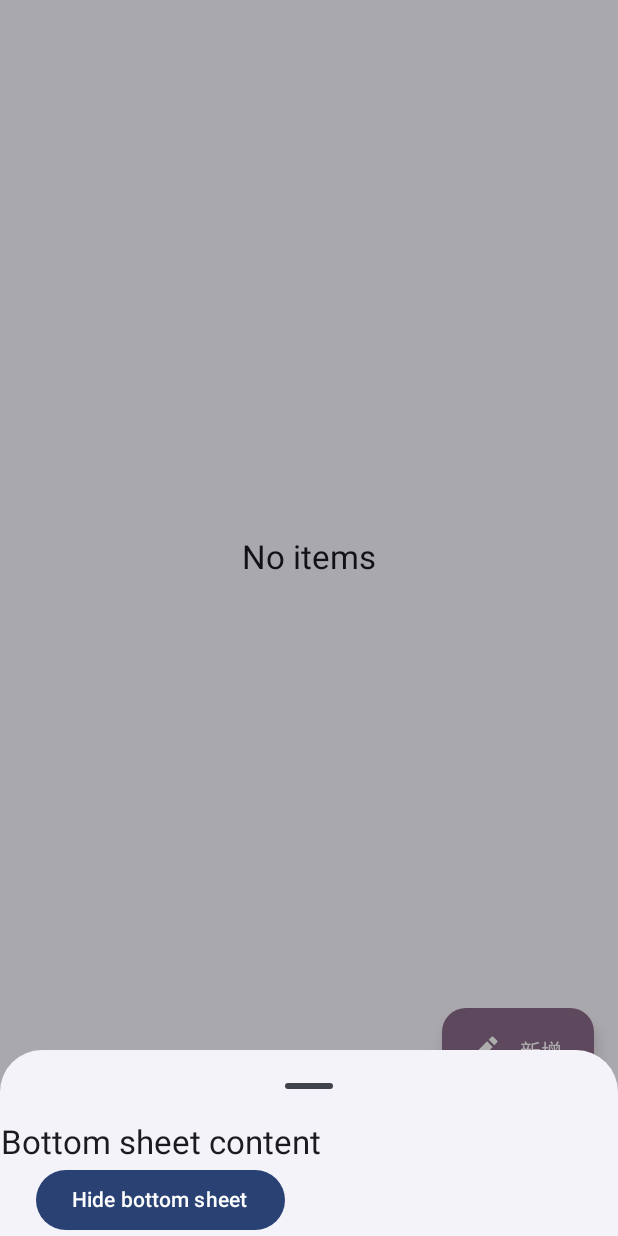
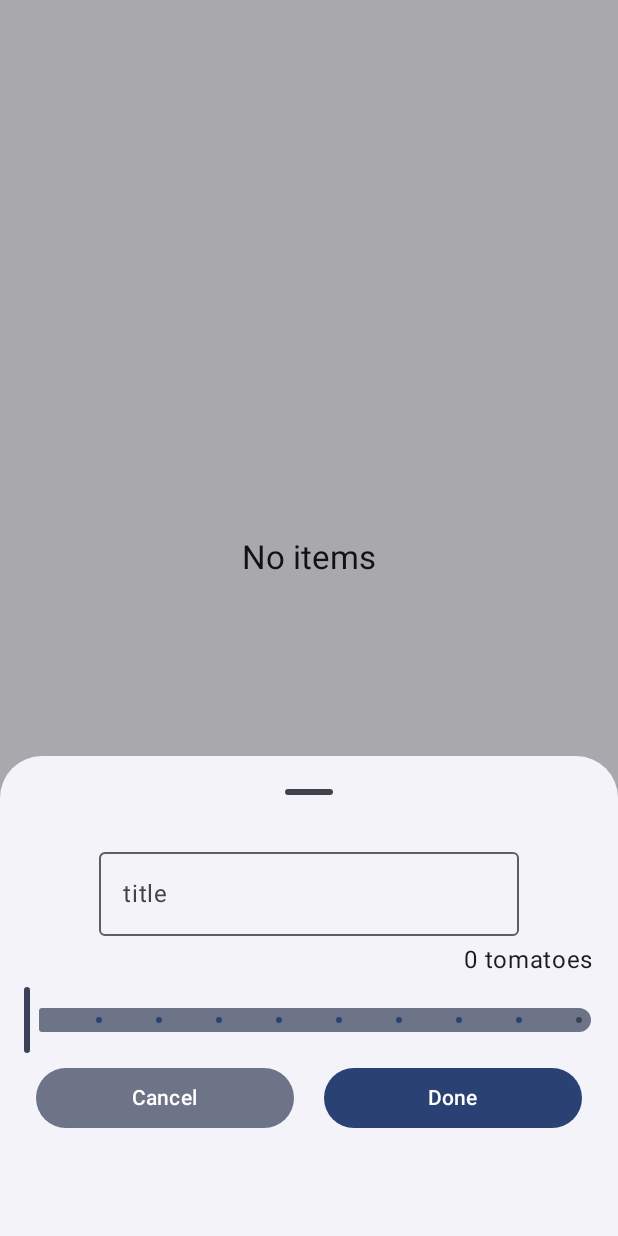
Before and after one commit to brianchou452/Tomatoes, an Android app built with Jetpack Compose: the TodoScreen screen opened through its navigation route, after a tap on "新增", on a phone screen of 412 x 824 dp. Run offline under Robolectric (Android 15) with nearby library versions, the phone set to English and light mode, and no system bars; our stand-ins replace Dagger/Hilt's generated code, Firebase (no records; nobody signed in at launch, a user with empty details on screens opened directly); 1 statement that could not run was skipped; 1 other tap on this screen came first.

Commit message:
feat: 🎸 新增 Todo 並儲存至 Firestore

```diff
--- a/app/build.gradle.kts
+++ b/app/build.gradle.kts
@@ -72,6 +72,7 @@ dependencies {
     implementation(libs.hilt.android)
     implementation(libs.firebase.messaging)
     implementation(libs.accompanist.permissions)
+    implementation(libs.androidx.lifecycle.runtime.compose)
     ksp(libs.hilt.android.compiler)
     implementation(libs.firebase.crashlytics)
     implementation(libs.firebase.perf)
--- a/app/src/main/AndroidManifest.xml
+++ b/app/src/main/AndroidManifest.xml
@@ -18,6 +18,7 @@
         <activity
             android:name=".MainActivity"
             android:exported="true"
+            android:windowSoftInputMode="adjustResize"
             android:theme="@style/Theme.Tomatoes">
             <intent-filter>
                 <action android:name="android.intent.action.MAIN" />
--- a/app/src/main/java/cc/seaotter/tomatoes/MainActivity.kt
+++ b/app/src/main/java/cc/seaotter/tomatoes/MainActivity.kt
@@ -3,7 +3,10 @@ package cc.seaotter.tomatoes
 import android.os.Bundle
 import androidx.activity.ComponentActivity
 import androidx.activity.compose.setContent
+import androidx.activity.enableEdgeToEdge
+import androidx.compose.foundation.layout.Box
 import androidx.compose.foundation.layout.fillMaxSize
+import androidx.compose.foundation.layout.safeDrawingPadding
 import androidx.compose.material3.MaterialTheme
 import androidx.compose.material3.Surface
 import androidx.compose.runtime.Composable
@@ -17,6 +20,9 @@ import dagger.hilt.android.AndroidEntryPoint
 class MainActivity : ComponentActivity() {
     override fun onCreate(savedInstanceState: Bundle?) {
         super.onCreate(savedInstanceState)
+
+        enableEdgeToEdge()
+
         setContent {
             // Fixme: 沒有正確的顯示自訂主題
             TomatoesTheme {
@@ -25,7 +31,9 @@ class MainActivity : ComponentActivity() {
                     modifier = Modifier.fillMaxSize(),
                     color = MaterialTheme.colorScheme.background
                 ) {
-                    TomatoesApp()
+                    Box(Modifier.safeDrawingPadding()) {
+                        TomatoesApp()
+                    }
                 }
             }
         }
--- /dev/null
+++ b/app/src/main/java/cc/seaotter/tomatoes/data/Todo.kt
@@ -0,0 +1,16 @@
+package cc.seaotter.tomatoes.data
+
+import com.google.firebase.firestore.DocumentId
+import com.google.firebase.firestore.ServerTimestamp
+import java.util.Date
+
+
+data class Todo(
+    @DocumentId val id: String = "",
+    @ServerTimestamp val createdAt: Date = Date(),
+    var title: String = "",
+    val numOfTomatoes: Int = 0,
+    val durationPerTomato: Long = 0,
+    val completed: Boolean = false,
+    val userId: String = ""
+)
--- /dev/null
+++ b/app/src/main/java/cc/seaotter/tomatoes/data/service/DatabaseService.kt
@@ -0,0 +1,12 @@
+package cc.seaotter.tomatoes.data.service
+
+import cc.seaotter.tomatoes.data.Todo
+import kotlinx.coroutines.flow.Flow
+
+interface DatabaseService {
+    val todos: Flow<List<Todo>>
+    suspend fun getTodo(todoId: String): Todo?
+    suspend fun save(todo: Todo): String
+    suspend fun update(todo: Todo)
+    suspend fun delete(todoId: String)
+}
--- /dev/null
+++ b/app/src/main/java/cc/seaotter/tomatoes/data/service/impl/DatabaseServiceImpl.kt
@@ -0,0 +1,65 @@
+package cc.seaotter.tomatoes.data.service.impl
+
+import cc.seaotter.tomatoes.data.Todo
+import cc.seaotter.tomatoes.data.service.AccountService
+import cc.seaotter.tomatoes.data.service.DatabaseService
+import cc.seaotter.tomatoes.data.service.trace
+import com.google.firebase.firestore.FirebaseFirestore
+import com.google.firebase.firestore.Query
+import com.google.firebase.firestore.dataObjects
+import com.google.firebase.firestore.toObject
+import kotlinx.coroutines.ExperimentalCoroutinesApi
+import kotlinx.coroutines.flow.Flow
+import kotlinx.coroutines.flow.flatMapLatest
+import kotlinx.coroutines.tasks.await
+import javax.inject.Inject
+
+
+class DatabaseServiceImpl @Inject constructor(
+    private val firestore: FirebaseFirestore,
+    private val auth: AccountService
+) : DatabaseService {
+
+    private val collection
+        get() = firestore.collection(TODO_COLLECTION)
+            .whereEqualTo(USER_ID_FIELD, auth.currentUserId)
+
+    @OptIn(ExperimentalCoroutinesApi::class)
+    override val todos: Flow<List<Todo>>
+        get() =
+            auth.currentUser.flatMapLatest { user ->
+                firestore
+                    .collection(TODO_COLLECTION)
+                    .whereEqualTo(USER_ID_FIELD, user.id)
+                    .orderBy(CREATED_AT_FIELD, Query.Direction.DESCENDING)
+                    .dataObjects()
+            }
+
+    override suspend fun getTodo(todoId: String): Todo? =
+        firestore.collection(TODO_COLLECTION).document(todoId).get().await().toObject()
+
+    override suspend fun save(todo: Todo): String =
+        trace(SAVE_TASK_TRACE) {
+            val updatedTodo = todo.copy(userId = auth.currentUserId)
+            firestore.collection(TODO_COLLECTION).add(updatedTodo).await().id
+        }
+
+    override suspend fun update(todo: Todo): Unit =
+        trace(UPDATE_TASK_TRACE) {
+            firestore.collection(TODO_COLLECTION).document(todo.id).set(todo).await()
+        }
+
+    override suspend fun delete(todoId: String) {
+        firestore.collection(TODO_COLLECTION).document(todoId).delete().await()
+    }
+
+
+    companion object {
+        private const val USER_ID_FIELD = "userId"
+        private const val COMPLETED_FIELD = "completed"
+        private const val CREATED_AT_FIELD = "createdAt"
+        private const val TODO_COLLECTION = "todos"
+        private const val SAVE_TASK_TRACE = "saveTodo"
+        private const val UPDATE_TASK_TRACE = "updateTodo"
+    }
+}
--- a/app/src/main/java/cc/seaotter/tomatoes/data/service/module/FirebaseModule.kt
+++ b/app/src/main/java/cc/seaotter/tomatoes/data/service/module/FirebaseModule.kt
@@ -16,10 +16,14 @@ object FirebaseModule {
     @Provides
     fun auth(): FirebaseAuth {
         val auth = Firebase.auth
-//        auth.useEmulator("192.168.1.109", 4000)
+//        auth.useEmulator("192.168.1.185", 9099)
         return auth
     }
 
     @Provides
-    fun firestore(): FirebaseFirestore = Firebase.firestore
+    fun firestore(): FirebaseFirestore {
+        val firestore = Firebase.firestore
+        firestore.useEmulator("192.168.1.185", 8080)
+        return firestore
+    }
 }
--- a/app/src/main/java/cc/seaotter/tomatoes/data/service/module/ServiceModule.kt
+++ b/app/src/main/java/cc/seaotter/tomatoes/data/service/module/ServiceModule.kt
@@ -1,8 +1,10 @@
 package cc.seaotter.tomatoes.data.service.module
 
 import cc.seaotter.tomatoes.data.service.AccountService
+import cc.seaotter.tomatoes.data.service.DatabaseService
 import cc.seaotter.tomatoes.data.service.LogService
 import cc.seaotter.tomatoes.data.service.impl.AccountServiceImpl
+import cc.seaotter.tomatoes.data.service.impl.DatabaseServiceImpl
 import cc.seaotter.tomatoes.data.service.impl.LogServiceImpl
 import dagger.Binds
 import dagger.Module
@@ -17,4 +19,7 @@ abstract class ServiceModule {
 
     @Binds
     abstract fun provideLogService(impl: LogServiceImpl): LogService
+
+    @Binds
+    abstract fun provideDatabaseService(impl: DatabaseServiceImpl): DatabaseService
 }
--- a/app/src/main/java/cc/seaotter/tomatoes/ui/todo/TodoScreen.kt
+++ b/app/src/main/java/cc/seaotter/tomatoes/ui/todo/TodoScreen.kt
@@ -1,23 +1,35 @@
 package cc.seaotter.tomatoes.ui.todo
 
+import androidx.compose.foundation.layout.Arrangement
 import androidx.compose.foundation.layout.Column
+import androidx.compose.foundation.layout.ExperimentalLayoutApi
 import androidx.compose.foundation.layout.PaddingValues
+import androidx.compose.foundation.layout.Row
 import androidx.compose.foundation.layout.Spacer
 import androidx.compose.foundation.layout.WindowInsets
 import androidx.compose.foundation.layout.asPaddingValues
 import androidx.compose.foundation.layout.calculateEndPadding
 import androidx.compose.foundation.layout.fillMaxSize
+import androidx.compose.foundation.layout.fillMaxWidth
+import androidx.compose.foundation.layout.imeAnimationSource
+import androidx.compose.foundation.layout.imePadding
 import androidx.compose.foundation.layout.padding
 import androidx.compose.foundation.layout.safeDrawing
+import androidx.compose.foundation.lazy.LazyColumn
+import androidx.compose.foundation.lazy.items
 import androidx.compose.material.icons.Icons
 import androidx.compose.material.icons.filled.Edit
 import androidx.compose.material3.Button
+import androidx.compose.material3.ButtonDefaults
 import androidx.compose.material3.ExperimentalMaterial3Api
 import androidx.compose.material3.ExtendedFloatingActionButton
 import androidx.compose.material3.Icon
 import androidx.compose.material3.MaterialTheme
 import androidx.compose.material3.ModalBottomSheet
+import androidx.compose.material3.OutlinedTextField
 import androidx.compose.material3.Scaffold
+import androidx.compose.material3.Slider
+import androidx.compose.material3.SliderDefaults
 import androidx.compose.material3.Text
 import androidx.compose.material3.rememberModalBottomSheetState
 import androidx.compose.runtime.Composable
@@ -31,22 +43,41 @@ import androidx.compose.ui.Modifier
 import androidx.compose.ui.platform.LocalLayoutDirection
 import androidx.compose.ui.res.stringResource
 import androidx.compose.ui.text.style.TextAlign
+import androidx.compose.ui.tooling.preview.Preview
 import androidx.compose.ui.unit.dp
+import androidx.hilt.navigation.compose.hiltViewModel
+import androidx.lifecycle.compose.collectAsStateWithLifecycle
 import cc.seaotter.tomatoes.R
+import cc.seaotter.tomatoes.data.Todo
 import kotlinx.coroutines.launch
 
 
-@OptIn(ExperimentalMaterial3Api::class)
+@OptIn(ExperimentalMaterial3Api::class, ExperimentalLayoutApi::class)
 @Composable
-fun TodoScreen() {
+fun TodoScreen(
+    viewModel: TodoViewModel = hiltViewModel()
+) {
+
+    val todos = viewModel.todos.collectAsStateWithLifecycle(emptyList())
     val sheetState = rememberModalBottomSheetState()
     val scope = rememberCoroutineScope()
     var showBottomSheet by remember { mutableStateOf(false) }
 
+    fun hideSheet() {
+        scope.launch { sheetState.hide() }.invokeOnCompletion {
+            if (!sheetState.isVisible) {
+                showBottomSheet = false
+            }
+        }
+    }
+
     Scaffold(
         floatingActionButton = {
             ExtendedFloatingActionButton(
-                onClick = { showBottomSheet = true },
+                onClick = {
+                    showBottomSheet = true
+                    scope.launch { sheetState.expand() }
+                },
                 icon = { Icon(Icons.Filled.Edit, "Extended floating action button.") },
                 text = { Text(text = stringResource(id = R.string.new_todo_button)) },
                 modifier = Modifier
@@ -60,39 +91,25 @@ fun TodoScreen() {
         },
     ) { innerPadding ->
         TodoBody(
+            todos = todos.value,
+            onTodoChange = viewModel::onTodoChange,
             modifier = Modifier.fillMaxSize(),
             contentPadding = innerPadding,
         )
+
         if (showBottomSheet) {
             ModalBottomSheet(
                 onDismissRequest = {
                     showBottomSheet = false
                 },
                 sheetState = sheetState,
+                windowInsets = WindowInsets.imeAnimationSource,
+                modifier = Modifier.imePadding()
             ) {
-                // Sheet content
-                Column(
-                    modifier = Modifier.padding(
-                        end = WindowInsets.safeDrawing.asPaddingValues()
-                            .calculateEndPadding(LocalLayoutDirection.current)
-                    ),
-                    horizontalAlignment = Alignment.CenterHorizontally
-                ) {
-                    Text(
-                        text = "Bottom sheet content",
-                        style = MaterialTheme.typography.titleLarge,
-                        textAlign = TextAlign.Center,
-                    )
-                    Button(onClick = {
-                        scope.launch { sheetState.hide() }.invokeOnCompletion {
-                            if (!sheetState.isVisible) {
-                                showBottomSheet = false
-                            }
-                        }
-                    }) {
-                        Text("Hide bottom sheet")
-                    }
-                }
+                AddTodoForm(
+                    hideSheet = ::hideSheet,
+                    viewModel = viewModel
+                )
             }
         }
     }
@@ -100,8 +117,34 @@ fun TodoScreen() {
 
 @Composable
 private fun TodoBody(
+    todos: List<Todo>,
+    onTodoChange: (Todo) -> Unit,
     modifier: Modifier = Modifier,
     contentPadding: PaddingValues = PaddingValues(0.dp),
+) {
+    if (todos.isEmpty()) {
+        ListEmpty(modifier = modifier)
+    } else {
+        LazyColumn(
+            modifier = modifier,
+            contentPadding = contentPadding,
+        ) {
+            items(todos, key = { it.id }) { todoItem ->
+                TodoItem(
+                    todo = todoItem,
+                    onCheckChange = {
+                        val todo = todoItem.copy(completed = !todoItem.completed)
+                        onTodoChange(todoItem.copy(completed = todo.completed))
+                    },
+                )
+            }
+        }
+    }
+}
+
+@Composable
+fun ListEmpty(
+    modifier: Modifier = Modifier,
 ) {
     Column(
         horizontalAlignment = Alignment.CenterHorizontally,
@@ -117,3 +160,84 @@ private fun TodoBody(
         Spacer(modifier = Modifier.weight(1f))
     }
 }
+
+@Composable
+fun AddTodoForm(
+    hideSheet: () -> Unit,
+    viewModel: TodoViewModel
+) {
+    val todo = remember { mutableStateOf(Todo()) }
+
+    Column(
+        modifier = Modifier.padding(16.dp),
+        horizontalAlignment = Alignment.CenterHorizontally,
+        verticalArrangement = Arrangement.spacedBy(4.dp, Alignment.Top)
+    ) {
+        OutlinedTextField(
+            singleLine = true,
+            value = todo.value.title,
+            onValueChange = { todo.value = todo.value.copy(title = it) },
+            placeholder = { Text("title") }
+        )
+
+        Row {
+            Spacer(modifier = Modifier.weight(1f))
+            Text(text = todo.value.numOfTomatoes.toString() + " tomatoes")
+        }
+        Slider(
+            value = todo.value.numOfTomatoes.toFloat(),
+            onValueChange = { todo.value = todo.value.copy(numOfTomatoes = it.toInt()) },
+            colors = SliderDefaults.colors(
+                thumbColor = MaterialTheme.colorScheme.secondary,
+                activeTrackColor = MaterialTheme.colorScheme.secondary,
+                inactiveTrackColor = MaterialTheme.colorScheme.secondaryContainer,
+            ),
+            steps = 8,
+            valueRange = 1f..10f
+        )
+
+        // TODO: 新增類別選擇 Chips
+
+        Row(
+            modifier = Modifier
+                .fillMaxWidth(),
+            horizontalArrangement = Arrangement.spacedBy(4.dp),
+            verticalAlignment = Alignment.CenterVertically
+        ) {
+            Button(
+                onClick = {
+                    hideSheet()
+                },
+                colors = ButtonDefaults.buttonColors(
+                    containerColor = MaterialTheme.colorScheme.secondaryContainer,
+                    contentColor = MaterialTheme.colorScheme.onSecondaryContainer
+                ),
+                modifier = Modifier
+                    .weight(1f)
+                    .padding(horizontal = 8.dp)
+            ) {
+                Text("Cancel")
+            }
+            Button(
+                onClick = {
+                    viewModel.addTodo(todo.value)
+                    hideSheet()
+                },
+                modifier = Modifier
+                    .weight(1f)
+                    .padding(horizontal = 8.dp)
+            ) {
+                Text("Done")
+            }
+        }
+        Spacer(
+            modifier = Modifier.padding(24.dp)
+        )
+    }
+}
+
+@Composable
+@Preview
+fun TodoScreenPreview() {
+    TodoScreen()
+}
--- /dev/null
+++ b/app/src/main/java/cc/seaotter/tomatoes/ui/todo/TodoViewModel.kt
@@ -0,0 +1,30 @@
+package cc.seaotter.tomatoes.ui.todo
+
+import cc.seaotter.tomatoes.data.Todo
+import cc.seaotter.tomatoes.data.service.DatabaseService
+import cc.seaotter.tomatoes.data.service.LogService
+import cc.seaotter.tomatoes.ui.TomatoesViewModel
+import dagger.hilt.android.lifecycle.HiltViewModel
+import javax.inject.Inject
+
+@HiltViewModel
+class TodoViewModel @Inject constructor(
+    logService: LogService,
+    private val databaseService: DatabaseService
+) : TomatoesViewModel(logService) {
+    val todos = databaseService.todos
+
+
+    fun addTodo(todo: Todo) {
+        launchCatching {
+            databaseService.save(todo)
+        }
+    }
+
+    fun onTodoChange(todo: Todo) {
+        launchCatching {
+            databaseService.update(todo)
+        }
+    }
+
+}
--- a/gradle/libs.versions.toml
+++ b/gradle/libs.versions.toml
@@ -24,6 +24,7 @@ googleServices = "4.4.1"
 firebaseCrashlyticsPlugin = "2.9.9"
 firebaseMessagingKtx = "24.0.0"
 accompanistPermissions = "0.35.0-alpha"
+lifecycleRuntimeCompose = "2.7.0"
 # https://github.com/firebase/firebase-android-sdk/issues/5925 3.0.0 is not working
 
 [libraries]
@@ -54,6 +55,7 @@ hilt-android-compiler = { group = "com.google.dagger", name = "hilt-android-comp
 androidx-hilt-navigation-compose = { group = "androidx.hilt", name = "hilt-navigation-compose", version.ref = "hiltNavigationCompose" }
 firebase-messaging = { group = "com.google.firebase", name = "firebase-messaging", version.ref = "firebaseMessagingKtx" }
 accompanist-permissions = { group = "com.google.accompanist", name = "accompanist-permissions", version.ref = "accompanistPermissions" }
+androidx-lifecycle-runtime-compose = { group = "androidx.lifecycle", name = "lifecycle-runtime-compose", version.ref = "lifecycleRuntimeCompose" }
 
 [plugins]
 androidApplication = { id = "com.android.application", version.ref = "agp" }
```
Also changed, not shown: app/src/main/java/cc/seaotter/tomatoes/ui/todo/TodoItem.kt (added, +45 -0 lines), 1 other file.
